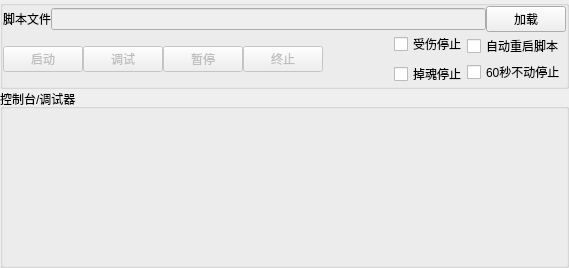
Qt form MLAssist/scriptform.ui (HBACC0005240/MLAssist) before a commit.
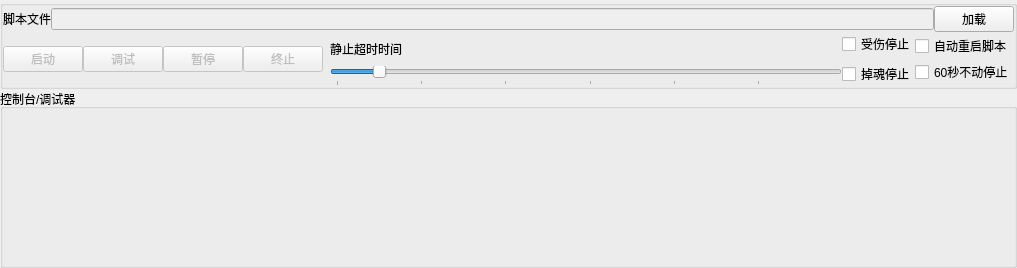
The same form after that commit.

Commit message: 1、js配置界面增加重启时间设置 2、lua脚本增加聊天屏蔽接口，用法：聊天屏蔽(0)/聊天屏蔽(1)/聊天屏蔽(2) 3、js聊天屏蔽接口，后面增加

```diff
--- a/MLAssist/scriptform.ui
+++ b/MLAssist/scriptform.ui
@@ -179,6 +179,66 @@
         <item>
          <layout class="QVBoxLayout" name="verticalLayout_6"/>
         </item>
+        <item>
+         <layout class="QVBoxLayout" name="verticalLayout_7">
+          <item>
+           <widget class="QLabel" name="label_freezeDuration">
+            <property name="sizePolicy">
+             <sizepolicy hsizetype="Fixed" vsizetype="Preferred">
+              <horstretch>0</horstretch>
+              <verstretch>0</verstretch>
+             </sizepolicy>
+            </property>
+            <property name="minimumSize">
+             <size>
+              <width>512</width>
+              <height>0</height>
+             </size>
+            </property>
+            <property name="maximumSize">
+             <size>
+              <width>512</width>
+              <height>16777215</height>
+             </size>
+            </property>
+            <property name="text">
+             <string>静止超时时间</string>
+            </property>
+           </widget>
+          </item>
+          <item>
+           <widget class="QSlider" name="horizontalSlider_freezeDuration">
+            <property name="toolTip">
+             <string>Freeze Duration in Seconds.</string>
+            </property>
+            <property name="minimum">
+             <number>10</number>
+            </property>
+            <property name="maximum">
+             <number>600</number>
+            </property>
+            <property name="singleStep">
+             <number>10</number>
+            </property>
+            <property name="pageStep">
+             <number>100</number>
+            </property>
+            <property name="value">
+             <number>60</number>
+            </property>
+            <property name="orientation">
+             <enum>Qt::Horizontal</enum>
+            </property>
+            <property name="tickPosition">
+             <enum>QSlider::TicksBelow</enum>
+            </property>
+            <property name="tickInterval">
+             <number>100</number>
+            </property>
+           </widget>
+          </item>
+         </layout>
+        </item>
         <item>
          <layout class="QVBoxLayout" name="verticalLayout_4">
           <property name="spacing">
```
Left out of the diff: 6 changed lines with no effect on the pictures. The commit also changes 12 other files.
